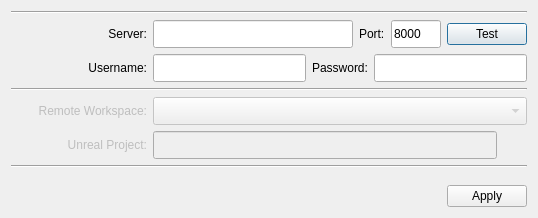
lonegather/Samkit, file maya/ui/auth.ui: the form before one commit.
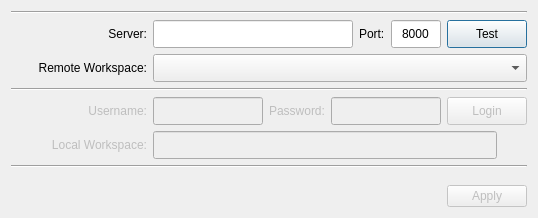
The form after the commit.

```diff
--- a/maya/ui/auth.ui
+++ b/maya/ui/auth.ui
@@ -25,7 +25,34 @@
     </widget>
    </item>
    <item>
+    <widget class="QWidget" name="wgt_server" native="true">
+     <layout class="QVBoxLayout" name="verticalLayout_3">
+      <property name="leftMargin">
+       <number>0</number>
+      </property>
+      <property name="topMargin">
+       <number>0</number>
+      </property>
+      <property name="rightMargin">
+       <number>0</number>
+      </property>
+      <property name="bottomMargin">
+       <number>0</number>
+      </property>
+      <item>
     <layout class="QHBoxLayout" name="horizontalLayout">
+        <property name="leftMargin">
+         <number>0</number>
+        </property>
+        <property name="topMargin">
+         <number>0</number>
+        </property>
+        <property name="rightMargin">
+         <number>0</number>
+        </property>
+        <property name="bottomMargin">
+         <number>0</number>
+        </property>
      <item>
       <widget class="QLabel" name="label">
        <property name="sizePolicy">
@@ -97,10 +124,19 @@
        <property name="maxLength">
         <number>5</number>
        </property>
+          <property name="alignment">
+           <set>Qt::AlignCenter</set>
+          </property>
       </widget>
      </item>
      <item>
       <widget class="QPushButton" name="btn_test">
+          <property name="minimumSize">
+           <size>
+            <width>0</width>
+            <height>28</height>
+           </size>
+          </property>
        <property name="text">
         <string>Test</string>
        </property>
@@ -109,6 +145,76 @@
     </layout>
    </item>
    <item>
+       <layout class="QHBoxLayout" name="horizontalLayout_4">
+        <item>
+         <widget class="QLabel" name="label_5">
+          <property name="sizePolicy">
+           <sizepolicy hsizetype="Fixed" vsizetype="Preferred">
+            <horstretch>0</horstretch>
+            <verstretch>0</verstretch>
+           </sizepolicy>
+          </property>
+          <property name="minimumSize">
+           <size>
+            <width>136</width>
+            <height>0</height>
+           </size>
+          </property>
+          <property name="text">
+           <string>Remote Workspace:</string>
+          </property>
+          <property name="alignment">
+           <set>Qt::AlignRight|Qt::AlignTrailing|Qt::AlignVCenter</set>
+          </property>
+         </widget>
+        </item>
+        <item>
+         <widget class="QComboBox" name="cb_project">
+          <property name="minimumSize">
+           <size>
+            <width>0</width>
+            <height>28</height>
+           </size>
+          </property>
+         </widget>
+        </item>
+       </layout>
+      </item>
+     </layout>
+    </widget>
+   </item>
+   <item>
+    <widget class="Line" name="line">
+     <property name="orientation">
+      <enum>Qt::Horizontal</enum>
+     </property>
+    </widget>
+   </item>
+   <item>
+    <widget class="QWidget" name="wgt_workspace" native="true">
+     <property name="enabled">
+      <bool>false</bool>
+     </property>
+     <property name="minimumSize">
+      <size>
+       <width>0</width>
+       <height>0</height>
+      </size>
+     </property>
+     <layout class="QVBoxLayout" name="verticalLayout">
+      <property name="leftMargin">
+       <number>0</number>
+      </property>
+      <property name="topMargin">
+       <number>0</number>
+      </property>
+      <property name="rightMargin">
+       <number>0</number>
+      </property>
+      <property name="bottomMargin">
+       <number>0</number>
+      </property>
+      <item>
     <layout class="QHBoxLayout" name="horizontalLayout_2">
      <item>
       <widget class="QLabel" name="label_2">
@@ -134,6 +240,9 @@
          <height>28</height>
         </size>
        </property>
+          <property name="alignment">
+           <set>Qt::AlignCenter</set>
+          </property>
       </widget>
      </item>
      <item>
@@ -154,67 +263,22 @@
        <property name="echoMode">
         <enum>QLineEdit::Password</enum>
        </property>
-      </widget>
-     </item>
-    </layout>
-   </item>
-   <item>
-    <widget class="Line" name="line">
-     <property name="orientation">
-      <enum>Qt::Horizontal</enum>
-     </property>
-    </widget>
-   </item>
-   <item>
-    <widget class="QWidget" name="wgt_workspace" native="true">
-     <property name="enabled">
-      <bool>false</bool>
-     </property>
-     <layout class="QVBoxLayout" name="verticalLayout">
-      <property name="leftMargin">
-       <number>0</number>
-      </property>
-      <property name="topMargin">
-       <number>0</number>
-      </property>
-      <property name="rightMargin">
-       <number>0</number>
-      </property>
-      <property name="bottomMargin">
-       <number>0</number>
-      </property>
-      <item>
-       <layout class="QHBoxLayout" name="horizontalLayout_4">
-        <item>
-         <widget class="QLabel" name="label_5">
-          <property name="sizePolicy">
-           <sizepolicy hsizetype="Fixed" vsizetype="Preferred">
-            <horstretch>0</horstretch>
-            <verstretch>0</verstretch>
-           </sizepolicy>
-          </property>
-          <property name="minimumSize">
-           <size>
-            <width>136</width>
-            <height>0</height>
-           </size>
-          </property>
-          <property name="text">
-           <string>Remote Workspace:</string>
-          </property>
           <property name="alignment">
-           <set>Qt::AlignRight|Qt::AlignTrailing|Qt::AlignVCenter</set>
+           <set>Qt::AlignCenter</set>
           </property>
          </widget>
         </item>
         <item>
-         <widget class="QComboBox" name="cb_project">
+         <widget class="QPushButton" name="btn_login">
           <property name="minimumSize">
            <size>
             <width>0</width>
             <height>28</height>
            </size>
           </property>
+          <property name="text">
+           <string>Login</string>
+          </property>
          </widget>
         </item>
        </layout>
@@ -230,7 +294,7 @@
            </size>
           </property>
           <property name="text">
-           <string>Unreal Project:</string>
+           <string>Local Workspace:</string>
           </property>
           <property name="alignment">
            <set>Qt::AlignRight|Qt::AlignTrailing|Qt::AlignVCenter</set>
@@ -284,6 +348,9 @@
    </item>
    <item>
     <widget class="QDialogButtonBox" name="bbox">
+     <property name="enabled">
+      <bool>false</bool>
+     </property>
      <property name="orientation">
       <enum>Qt::Horizontal</enum>
      </property>
```
Left out of the diff: 2 changed lines with no effect on the pictures. Lines whose indentation alone changed are shown as unchanged.
